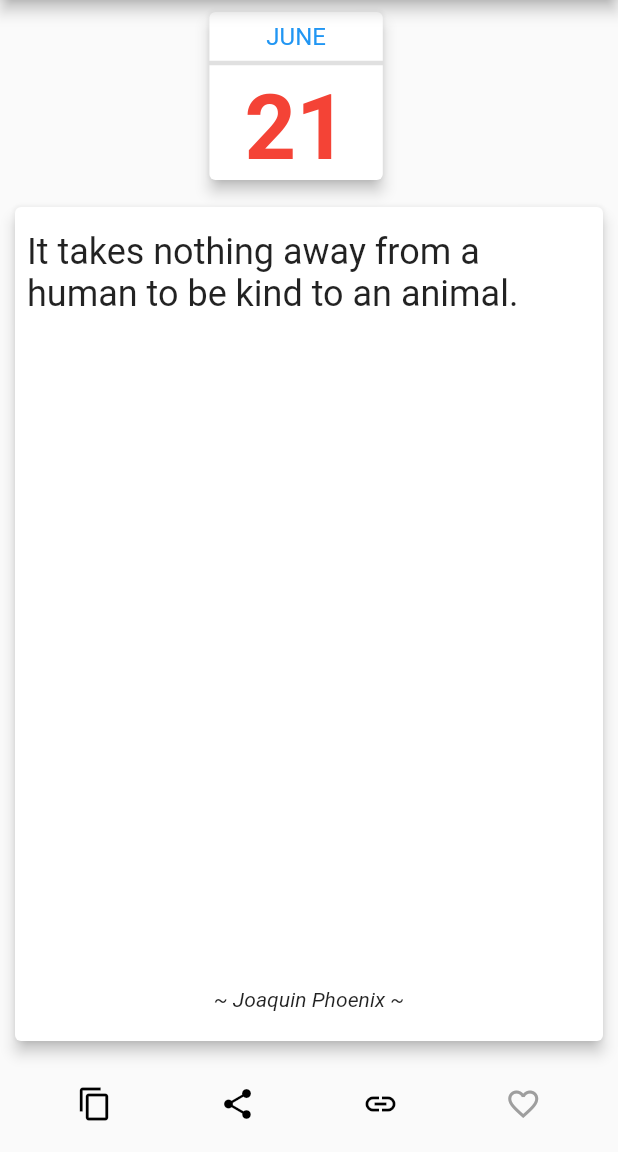
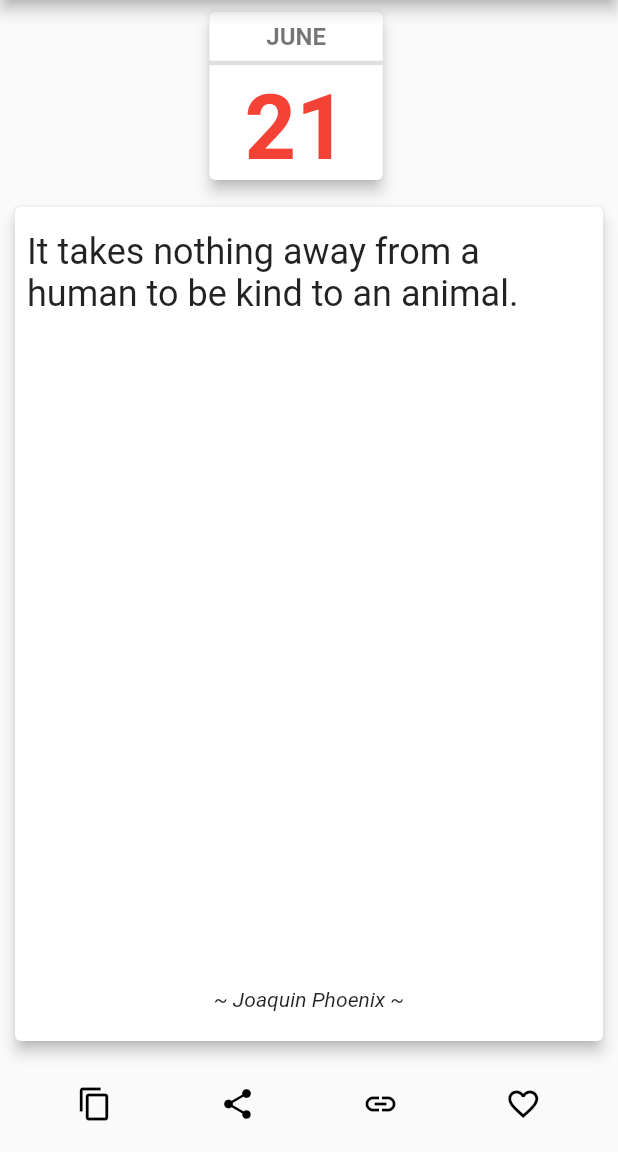
Before and after one commit to Jephrey/vegan_daily_quote, a Flutter app: the screen it shows after launch, on a phone screen of 412 x 824 dp, the part 84-1236 px from its top. Run offline on Flutter 3.47's test engine with Material 2 defaults, Android fonts, the phone set to English and light mode, and no system bars; drawn by our look-alikes of auto_size_text; our stand-ins replace get, share, shared_preferences; project files that could hold a hidden picture were left out.

Commit message:
Cleanup and README.

```diff
--- a/lib/bottom_bar.dart
+++ b/lib/bottom_bar.dart
@@ -27,7 +27,8 @@ class BottomBar extends StatelessWidget {
                     SnackBar(content: Text("Quote copied to clipboard")));
               });
             },
-              child: Icon(Icons.content_copy)),
+            child: Icon(Icons.content_copy),
+          ),
         ),
         if (!kIsWeb)
           Tooltip(
@@ -46,7 +47,8 @@ class BottomBar extends StatelessWidget {
             onPressed: () async => {
               if (await canLaunch(qs.link)) {await launch(qs.link)}
             },
-              child: Icon(Icons.link)),
+            child: Icon(Icons.link),
+          ),
         ),
         Tooltip(
           message: 'Toggle favorite',
@@ -62,7 +64,6 @@ class BottomBar extends StatelessWidget {
                     )
                   : Icon(
                       Icons.favorite_border,
-                      color: Colors.grey,
                     ),
             ),
           ),
--- a/lib/calendar.dart
+++ b/lib/calendar.dart
@@ -1,6 +1,7 @@
 import 'package:auto_size_text/auto_size_text.dart';
 import 'package:flutter/material.dart';
 import 'package:intl/intl.dart';
+import 'package:vegan_daily_quote/theme_controller.dart';
 
 class Calender extends StatelessWidget {
   @override
@@ -29,13 +30,17 @@ class Calender extends StatelessWidget {
               children: [
                 AutoSizeText(
                   month,
-                  style: TextStyle(fontSize: 16,
-                  color: Theme.of(context).indicatorColor),
+                  style: TextStyle(
+                    fontSize: 16,
+                    color: ThemeData.fallback().textTheme.headline1.color,
+                    fontWeight: FontWeight.bold,
+                  ),
                   maxLines: 1,
                   // textAlign: TextAlign.center,
                 ),
                 const Divider(
                   thickness: 3,
+                  color: Colors.black12,
                 ),
                 AutoSizeText(
                   day,
--- a/lib/settings.dart
+++ b/lib/settings.dart
@@ -2,7 +2,6 @@ import 'package:flutter/material.dart';
 import 'package:get/get.dart';
 
 import 'package:vegan_daily_quote/theme_controller.dart';
-
 
 class SettingsPage extends StatelessWidget {
   @override
--- a/lib/theme_controller.dart
+++ b/lib/theme_controller.dart
@@ -1,4 +1,3 @@
-
 import 'package:flutter/foundation.dart';
 import 'package:flutter/material.dart';
 import 'package:get/get.dart';
@@ -23,8 +22,7 @@ class ThemeController extends RxController {
     prefs = await SharedPreferences.getInstance();
     String themeText = prefs.getString('theme') ?? 'system';
     try {
-      themeMode =
-          ThemeMode.values.firstWhere((e) => describeEnum(e) == themeText);
+      themeMode = ThemeMode.values.firstWhere((e) => describeEnum(e) == themeText);
     } catch (e) {
       themeMode = ThemeMode.system;
     }
```
Also changed, not shown: 1 other file. Lines whose indentation alone changed are shown as unchanged.
